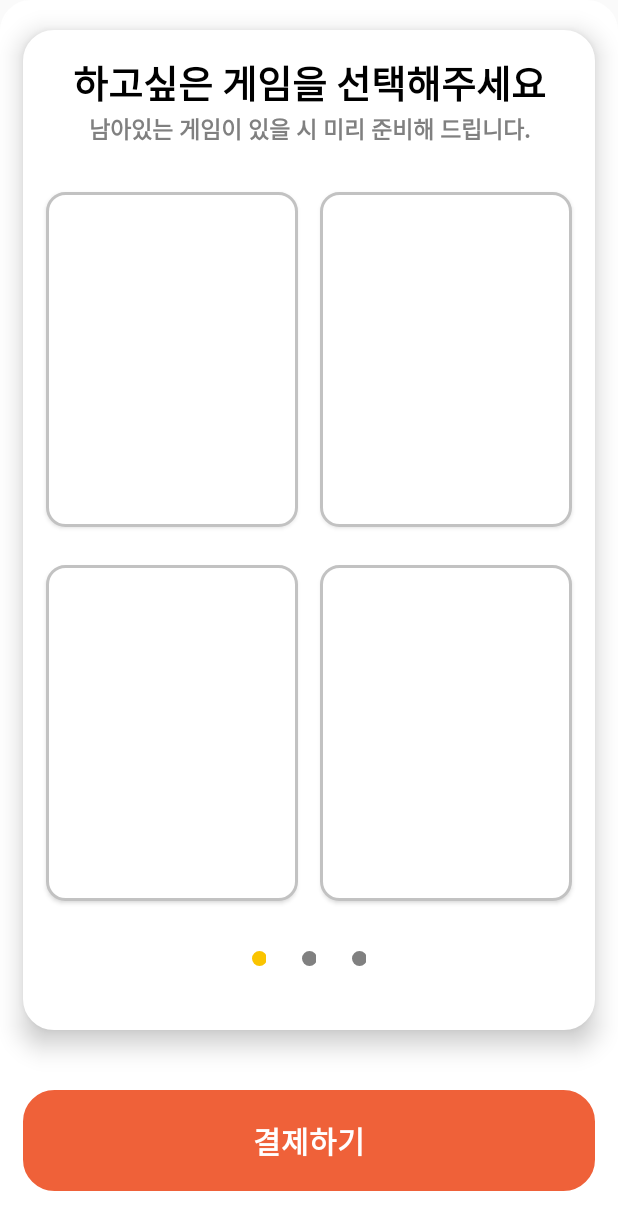
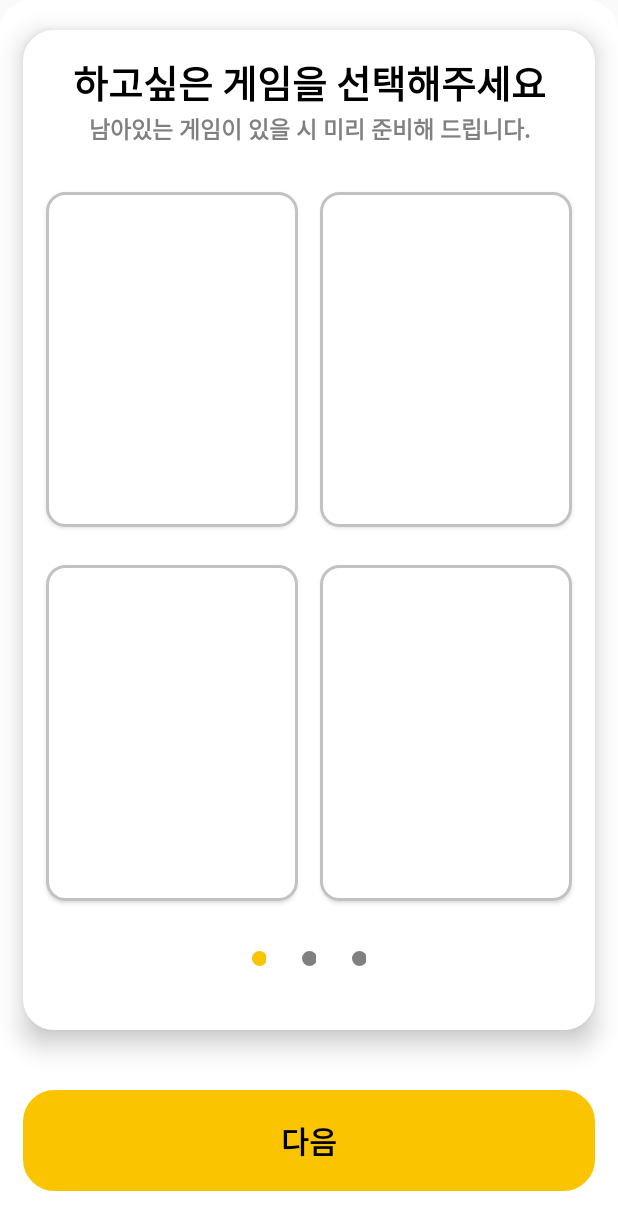
Before and after one commit to hongbuly/PlayDe, an Android app: the GameSelectFirstFragment screen opened directly, with no data from a screen before it, on a phone screen of 412 x 824 dp. Shown: the top 1230 px of the screen. Run offline under Robolectric (Android 15) with nearby library versions, the phone set to English and light mode, and no system bars.

Commit message:
자바 파일 이름을 바꾸고, 카페 결제 화면 버튼을 바꿈.

```diff
--- a/app/src/main/java/com/example/play_de/FirstGameSelectFragment.java
+++ b/app/src/main/java/com/example/play_de/GameSelectFirstFragment.java
@@ -8,17 +8,16 @@ import android.view.LayoutInflater;
 import android.view.View;
 import android.view.ViewGroup;
 import android.widget.Button;
-import android.widget.Toast;
 
-public class FirstGameSelectFragment extends Fragment {
+public class GameSelectFirstFragment extends Fragment {
     private static final String ARG_PARAM1 = "param1";
     private static final String ARG_PARAM2 = "param2";
 
     private String mParam1;
     private String mParam2;
 
-    public static FirstGameSelectFragment newInstance(String param1, String param2) {
-        FirstGameSelectFragment fragment = new FirstGameSelectFragment();
+    public static GameSelectFirstFragment newInstance(String param1, String param2) {
+        GameSelectFirstFragment fragment = new GameSelectFirstFragment();
         Bundle args = new Bundle();
         args.putString(ARG_PARAM1, param1);
         args.putString(ARG_PARAM2, param2);
--- a/app/src/main/java/com/example/play_de/SecondGameSelectFragment.java
+++ b/app/src/main/java/com/example/play_de/GameSelectSecondFragment.java
@@ -8,12 +8,12 @@ import android.widget.Button;
 
 import androidx.fragment.app.Fragment;
 
-public class SecondGameSelectFragment extends Fragment {
+public class GameSelectSecondFragment extends Fragment {
     private static final String ARG_PARAM1 = "param1";
     private static final String ARG_PARAM2 = "param2";
 
-    public static SecondGameSelectFragment newInstance(String param1, String param2) {
-        SecondGameSelectFragment fragment = new SecondGameSelectFragment();
+    public static GameSelectSecondFragment newInstance(String param1, String param2) {
+        GameSelectSecondFragment fragment = new GameSelectSecondFragment();
         Bundle args = new Bundle();
         args.putString(ARG_PARAM1, param1);
         args.putString(ARG_PARAM2, param2);
--- a/app/src/main/java/com/example/play_de/ThirdGameSelectFragment.java
+++ b/app/src/main/java/com/example/play_de/GameSelectThirdFragment.java
@@ -8,12 +8,12 @@ import android.widget.Button;
 
 import androidx.fragment.app.Fragment;
 
-public class ThirdGameSelectFragment extends Fragment {
+public class GameSelectThirdFragment extends Fragment {
     private static final String ARG_PARAM1 = "param1";
     private static final String ARG_PARAM2 = "param2";
 
-    public static ThirdGameSelectFragment newInstance(String param1, String param2) {
-        ThirdGameSelectFragment fragment = new ThirdGameSelectFragment();
+    public static GameSelectThirdFragment newInstance(String param1, String param2) {
+        GameSelectThirdFragment fragment = new GameSelectThirdFragment();
         Bundle args = new Bundle();
         args.putString(ARG_PARAM1, param1);
         args.putString(ARG_PARAM2, param2);
--- a/app/src/main/java/com/example/play_de/SelectGameActivity.java
+++ b/app/src/main/java/com/example/play_de/SelectGameActivity.java
@@ -33,11 +33,11 @@ public class SelectGameActivity extends AppCompatActivity {
         tab.getTabAt(1).setIcon(images.get(1));
         tab.getTabAt(2).setIcon(images.get(1));
 
-        Button pay_btn = findViewById(R.id.pay_btn);
-        pay_btn.setOnClickListener(new View.OnClickListener() {
+        Button next_btn = findViewById(R.id.next_btn);
+        next_btn.setOnClickListener(new View.OnClickListener() {
             @Override
             public void onClick(View v) {
-                //결제 버튼인데 화면 순서를 바꿔야 될 것 같음.
+                //선택한 게임 정보를 인자로 다음 화면에 넘겨주기.
             }
         });
     }
--- a/app/src/main/java/com/example/play_de/SelectGameVPAdapter.java
+++ b/app/src/main/java/com/example/play_de/SelectGameVPAdapter.java
@@ -12,9 +12,9 @@ public class SelectGameVPAdapter extends FragmentPagerAdapter {
     public SelectGameVPAdapter(FragmentManager fm) {
         super(fm);
         items = new ArrayList<>();
-        items.add(new FirstGameSelectFragment());
-        items.add(new SecondGameSelectFragment());
-        items.add(new ThirdGameSelectFragment());
+        items.add(new GameSelectFirstFragment());
+        items.add(new GameSelectSecondFragment());
+        items.add(new GameSelectThirdFragment());
     }
 
     @Override
--- a/app/src/main/res/layout/activity_select_game.xml
+++ b/app/src/main/res/layout/activity_select_game.xml
@@ -75,7 +75,7 @@
     </LinearLayout>
 
     <Button
-        android:id="@+id/pay_btn"
+        android:id="@+id/next_btn"
         android:layout_width="match_parent"
         android:layout_height="0dp"
         android:layout_marginLeft="15dp"
@@ -83,11 +83,11 @@
         android:layout_marginRight="15dp"
         android:layout_marginBottom="30dp"
         android:layout_weight="1"
-        android:background="@drawable/round_corner_btn"
+        android:background="@drawable/round_yellow_btn"
         android:gravity="center"
         android:stateListAnimator="@null"
-        android:text="결제하기"
-        android:textColor="@color/White"
+        android:text="다음"
+        android:textColor="@color/Black"
         android:textSize="20dp"
         android:textStyle="bold" />
 
--- a/app/src/main/res/layout/fragment_first_game_select.xml
+++ b/app/src/main/res/layout/fragment_first_game_select.xml
@@ -3,7 +3,7 @@
     xmlns:tools="http://schemas.android.com/tools"
     android:layout_width="match_parent"
     android:layout_height="match_parent"
-    tools:context=".FirstGameSelectFragment">
+    tools:context=".GameSelectFirstFragment">
 
     <LinearLayout
         android:layout_width="match_parent"
--- a/app/src/main/res/layout/fragment_second_game_select.xml
+++ b/app/src/main/res/layout/fragment_second_game_select.xml
@@ -3,7 +3,7 @@
     xmlns:tools="http://schemas.android.com/tools"
     android:layout_width="match_parent"
     android:layout_height="match_parent"
-    tools:context=".FirstGameSelectFragment">
+    tools:context=".GameSelectFirstFragment">
 
     <LinearLayout
         android:layout_width="match_parent"
--- a/app/src/main/res/layout/fragment_third_game_select.xml
+++ b/app/src/main/res/layout/fragment_third_game_select.xml
@@ -3,7 +3,7 @@
     xmlns:tools="http://schemas.android.com/tools"
     android:layout_width="match_parent"
     android:layout_height="match_parent"
-    tools:context=".FirstGameSelectFragment">
+    tools:context=".GameSelectFirstFragment">
 
     <LinearLayout
         android:layout_width="match_parent"
```
Also changed, not shown: app/src/main/java/com/example/play_de/ReserveBillActivity.java (+4 -5 lines), app/src/main/res/layout/activity_reserve_bill.xml (+4 -5 lines).
